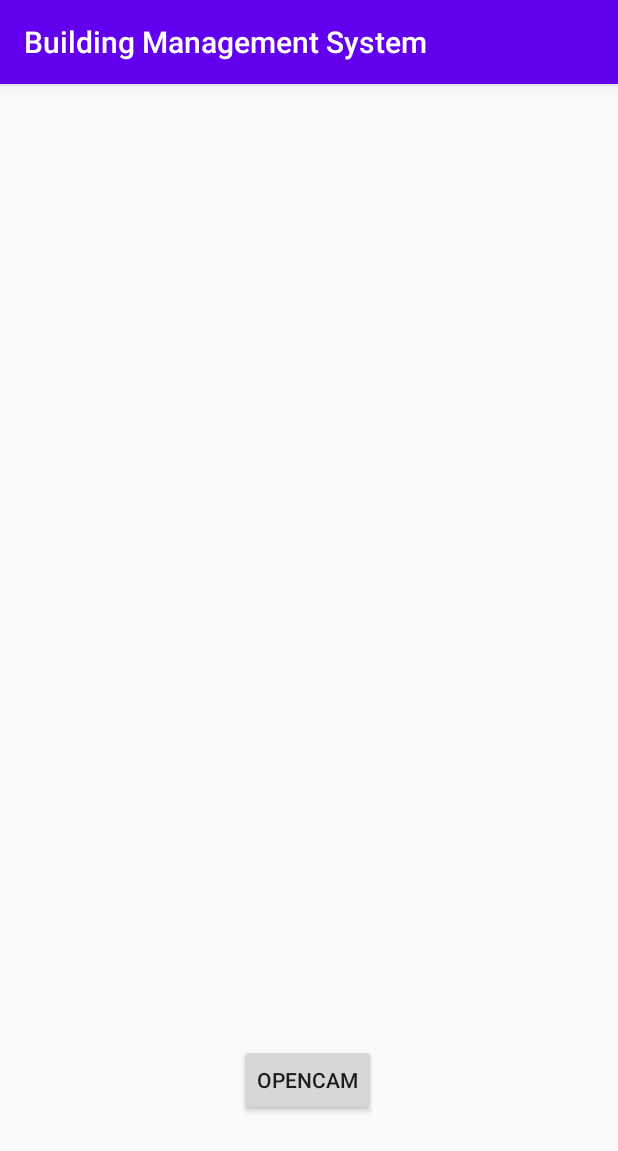
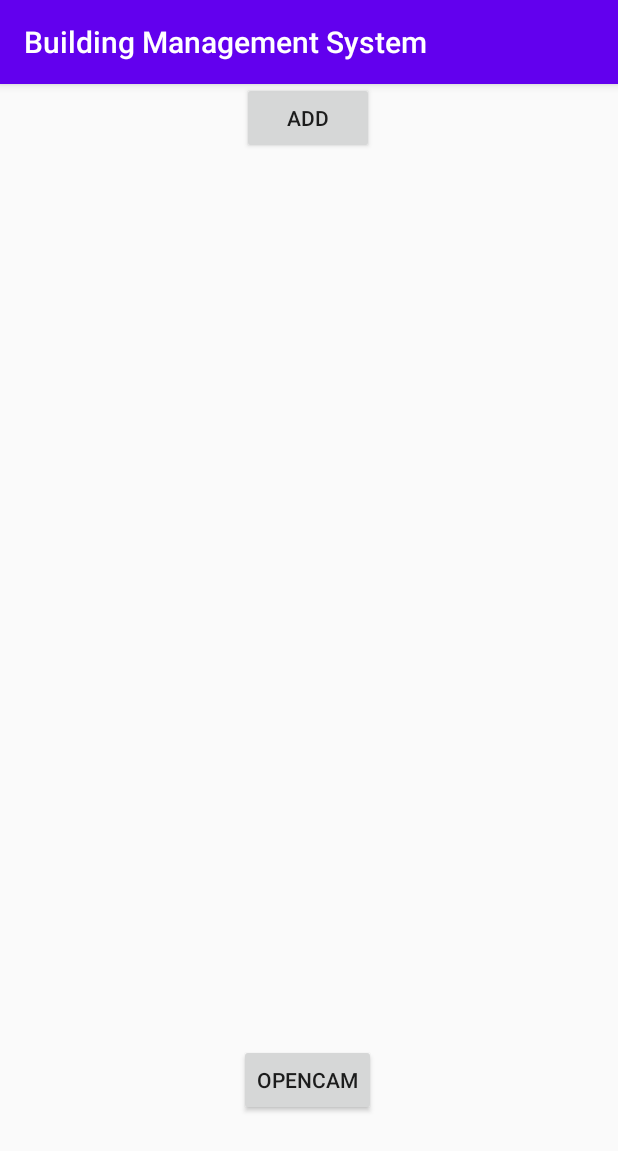
Before and after one commit to blueshysky/BMS-Ipro, an Android app: the Camera screen opened directly, with no data from a screen before it, on a phone screen of 412 x 824 dp. Shown: the top 1151 px of the screen. Run offline under Robolectric (Android 15) with nearby library versions, the light colour scheme and no system bars.

Commit message:
created a new activity for the photots from camera to a new page which will then be used to add content of the picture

```diff
--- a/app/src/main/AndroidManifest.xml
+++ b/app/src/main/AndroidManifest.xml
@@ -9,7 +9,8 @@
         android:roundIcon="@mipmap/ic_launcher_round"
         android:supportsRtl="true"
         android:theme="@style/AppTheme">
-        <activity android:name=".Camera"></activity>
+        <activity android:name=".objectAdding"></activity>
+        <activity android:name=".Camera" />
         <activity
             android:name=".Map"
             android:label="@string/title_activity_map"
--- a/app/src/main/java/com/ipro/prototype/Camera.java
+++ b/app/src/main/java/com/ipro/prototype/Camera.java
@@ -13,12 +13,15 @@ import android.widget.ImageView;
 public class Camera extends AppCompatActivity {
     private ImageView myImage;
     private android.widget.Button Button;
+    private android.widget.Button Button1;
     @Override
     protected void onCreate(Bundle savedInstanceState) {
         super.onCreate(savedInstanceState);
         setContentView(R.layout.activity_camera);
         myImage = (ImageView)findViewById(R.id.myImage);
         Button  = (Button)findViewById(R.id.snap);
+        Button1 = (Button)findViewById(R.id.create_Object);
+
 
         Button.setOnClickListener(new View.OnClickListener() {
             @Override
@@ -27,10 +30,22 @@ public class Camera extends AppCompatActivity {
             }
         });
 
+        Button1.setOnClickListener(new View.OnClickListener() {
+            @Override
+            public void onClick(View v) {
+                openObjectAdding();
+            }
+        });
+
     }
     public void takePicture(){
         Intent intent = new Intent(MediaStore.ACTION_IMAGE_CAPTURE);
         startActivityForResult(intent, 0);
+    }
+
+    public void openObjectAdding(){
+        Intent a = new Intent(this, objectAdding.class);
+        startActivity(a);
     }
     @Override
     protected void onActivityResult(int requestCode,int resultCode, Intent data ) {
--- a/app/src/main/res/layout/conten_cam.xml
+++ b/app/src/main/res/layout/conten_cam.xml
@@ -5,11 +5,14 @@
     xmlns:tools="http://schemas.android.com/tools"
     android:layout_width="match_parent"
     android:layout_height="match_parent">
+
+
     <ImageView
         android:id="@+id/myImage"
         android:layout_width="match_parent"
-        android:layout_height="match_parent"/>
-
+        android:layout_height="match_parent"
+        tools:layout_editor_absoluteX="-16dp"
+        tools:layout_editor_absoluteY="-63dp" />
 
     <Button
         android:id="@+id/snap"
@@ -22,4 +25,13 @@
         app:layout_constraintBottom_toBottomOf="parent"
         app:layout_constraintEnd_toEndOf="parent"
         app:layout_constraintStart_toStartOf="parent" />
+
+    <Button
+        android:id="@+id/create_Object"
+        android:layout_width="wrap_content"
+        android:layout_height="wrap_content"
+        android:text="Add"
+        app:layout_constraintEnd_toEndOf="parent"
+        app:layout_constraintStart_toStartOf="parent"
+        app:layout_constraintTop_toTopOf="@+id/myImage" />
 </androidx.constraintlayout.widget.ConstraintLayout>
```
Also changed, not shown: app/src/main/java/com/ipro/prototype/objectAdding.java (added, +14 -0 lines), app/src/main/res/layout/activity_object_adding.xml (added, +9 -0 lines).
